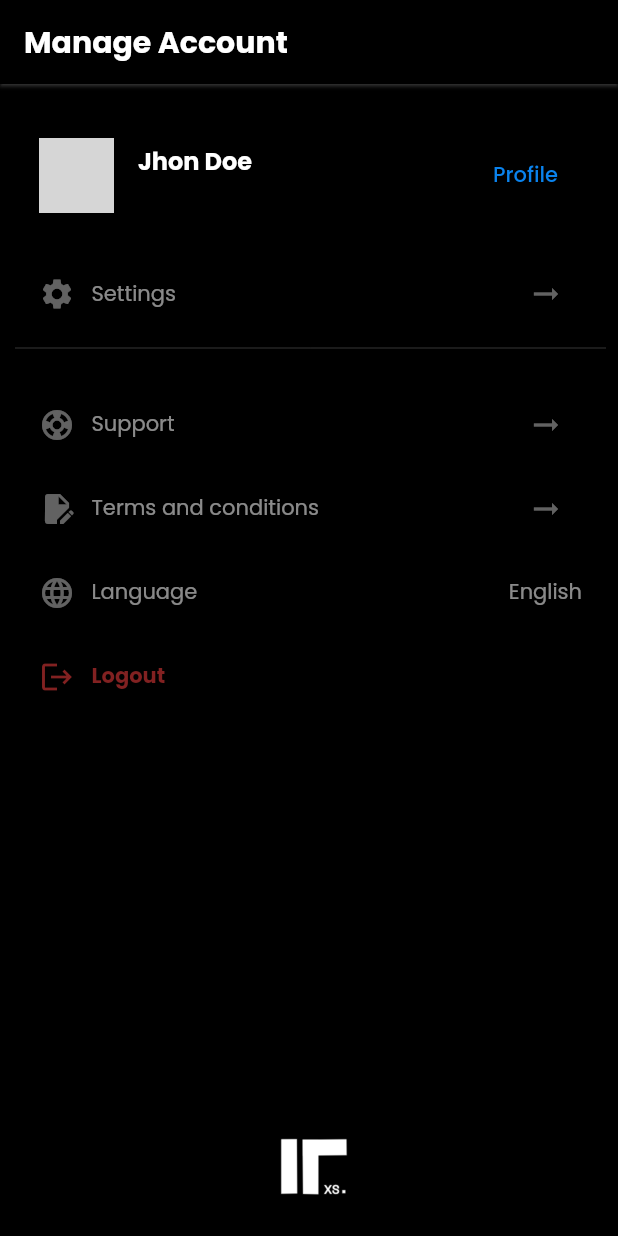
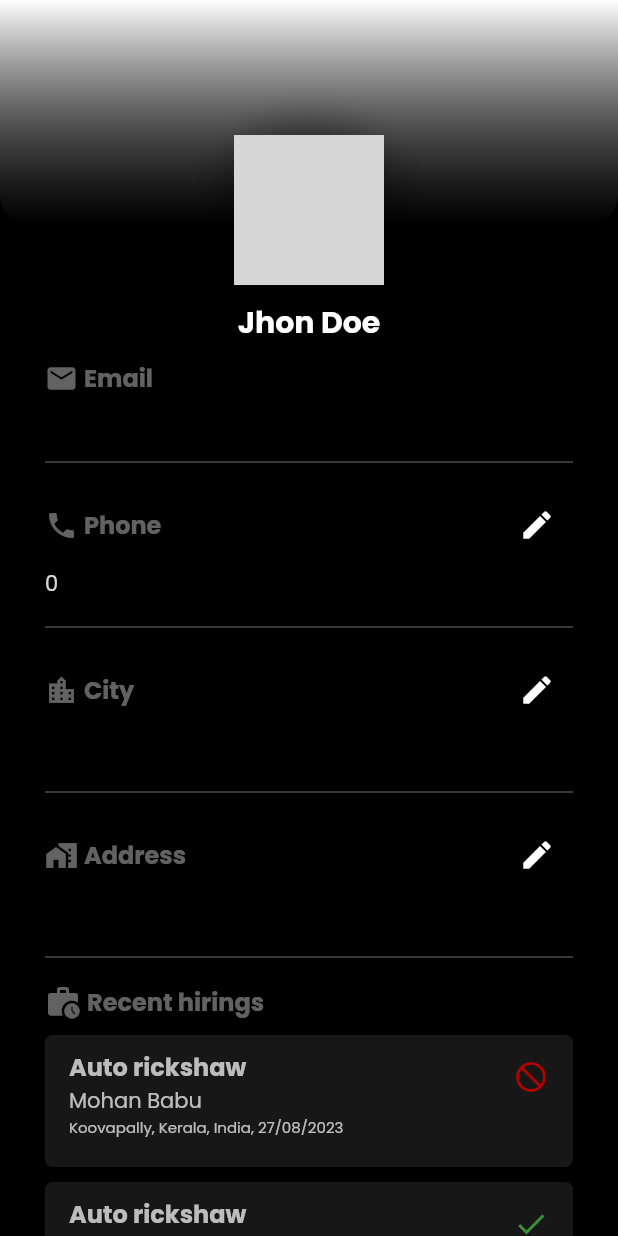
Before and after one commit to donC20/NearbyNexus, a Flutter app: the UserProfileOne screen opened by its route, after a tap on "Profile", on a phone screen of 412 x 824 dp. Run offline on Flutter 3.47's test engine with Material 2 defaults, Android fonts, the phone set to English and light mode, and no system bars; our stand-ins replace animated_text_kit, cloud_firestore, dropdown_button2, eva_icons_flutter, firebase_auth, firebase_core and 12 more; accounts and stored records are empty; network calls fail; grey boxes are pictures that could not be loaded.

Commit message:
user profile

```diff
--- a/lib/main.dart
+++ b/lib/main.dart
@@ -1,6 +1,7 @@
 import 'package:NearbyNexus/screens/admin/dashboard.dart';
 import 'package:NearbyNexus/screens/admin/screens/user_list_admin.dart';
 import 'package:NearbyNexus/screens/user/screens/user_home.dart';
+import 'package:NearbyNexus/screens/user/screens/user_profile.dart';
 import 'package:NearbyNexus/screens/user/screens/user_profile_one.dart';
 import 'package:NearbyNexus/screens/vendor/screens/vendor_home.dart';
 import 'package:firebase_core/firebase_core.dart';
@@ -54,6 +55,7 @@ class MyApp extends StatelessWidget {
         "data_entry": (context) => const DataEntry(),
         "vendor_profile_opposite": (context) => const VendorPortfolio(),
         "user_profile_one": (context) => const UserProfileOne(),
+        "user_profile": (context) => const UserProfile(),
       },
       initialRoute: "splashScreen",
     );
--- /dev/null
+++ b/lib/screens/user/screens/user_profile.dart
@@ -0,0 +1,329 @@
+// ignore_for_file: prefer_const_constructors, prefer_const_literals_to_create_immutables, sized_box_for_whitespace
+
+import 'dart:convert';
+
+import 'package:cloud_firestore/cloud_firestore.dart';
+import 'package:flutter/material.dart';
+import 'package:google_sign_in/google_sign_in.dart';
+import 'package:loading_animation_widget/loading_animation_widget.dart';
+import 'package:shared_preferences/shared_preferences.dart';
+
+class UserProfile extends StatefulWidget {
+  const UserProfile({super.key});
+
+  @override
+  State<UserProfile> createState() => _UserProfileState();
+}
+
+class _UserProfileState extends State<UserProfile> {
+  final GoogleSignIn _googleSignIn = GoogleSignIn();
+  final GlobalKey<_UserProfileState> backgroundContainerKeyWhite =
+      GlobalKey<_UserProfileState>();
+  String nameLoginned = "Jhon Doe";
+  String imageLink = "";
+  String email = "";
+  String city = "";
+  int phone = 0;
+
+  @override
+  void initState() {
+    super.initState();
+    FetchUserData();
+  }
+
+  Future<void> FetchUserData() async {
+    final SharedPreferences sharedPreferences =
+        await SharedPreferences.getInstance();
+    var userLoginData = sharedPreferences.getString("userSessionData");
+    var initData = json.decode(userLoginData!);
+    String uid = initData['uid'];
+    DocumentSnapshot snapshot =
+        await FirebaseFirestore.instance.collection('users').doc(uid).get();
+    if (snapshot.exists) {
+      Map<String, dynamic> fetchedData =
+          snapshot.data() as Map<String, dynamic>;
+
+      // Assing admin data to the UI
+      setState(() {
+        imageLink = fetchedData['image'];
+        nameLoginned = fetchedData['name'];
+        email = fetchedData['emailId'];
+        phone = fetchedData['phone'];
+        city = fetchedData['geoLocation'];
+      });
+    }
+  }
+
+  @override
+  Widget build(BuildContext context) {
+    // BuildContext? whiteContainer = backgroundContainerKeyWhite.currentContext;
+
+    return Scaffold(
+      backgroundColor: Colors.black,
+      body: Column(
+        children: [
+          SizedBox(
+            height: 230,
+            child: Stack(
+              children: [
+                Container(
+                  key: backgroundContainerKeyWhite,
+                  width: MediaQuery.of(context).size.width,
+                  height: 150,
+                  decoration: BoxDecoration(
+                    borderRadius: BorderRadius.only(
+                      bottomLeft: Radius.circular(20),
+                      bottomRight: Radius.circular(20),
+                    ),
+                    gradient: LinearGradient(
+                      colors: [
+                        Colors.white,
+                        Color.fromARGB(128, 0, 0, 0),
+                      ], // Black to white gradient
+                      begin: Alignment.topCenter,
+                      end: Alignment.bottomCenter,
+                    ),
+                  ),
+                ),
+                Positioned(
+                  bottom: 40,
+                  left: MediaQuery.sizeOf(context).width / 2 - 50,
+                  child: Stack(
+                    children: [
+                      SizedBox(
+                        width: 100,
+                        height: 100,
+                        child: DecoratedBox(
+                          decoration: BoxDecoration(
+                            borderRadius: BorderRadius.all(Radius.circular(50)),
+                            boxShadow: [
+                              BoxShadow(
+                                color: Color.fromARGB(85, 0, 0, 0),
+                                blurRadius: 20.0,
+                                spreadRadius: 8.0,
+                              ),
+                            ],
+                          ),
+                          child: ClipRRect(
+                            borderRadius: BorderRadius.circular(50),
+                            child: Image.network(
+                              imageLink,
+                              fit: BoxFit.cover,
+                              loadingBuilder: (BuildContext context,
+                                  Widget child,
+                                  ImageChunkEvent? loadingProgress) {
+                                if (loadingProgress == null) {
+                                  return child;
+                                } else if (loadingProgress.expectedTotalBytes !=
+                                        null &&
+                                    loadingProgress.cumulativeBytesLoaded <
+                                        loadingProgress.expectedTotalBytes!) {
+                                  return Center(
+                                    child:
+                                        LoadingAnimationWidget.discreteCircle(
+                                      color: Colors.grey,
+                                      size: 15,
+                                    ),
+                                  );
+                                } else {
+                                  return SizedBox();
+                                }
+                              },
+                            ),
+                          ),
+                        ),
+                      ),
+                      Positioned(
+                        bottom: 0,
+                        right: 0,
+                        child: Container(
+                          width: 40,
+                          height: 40,
+                          decoration: BoxDecoration(
+                            color: Colors.white,
+                            shape: BoxShape.circle,
+                          ),
+                          child: IconButton(
+                            icon: Icon(Icons.edit),
+                            onPressed: () {
+                              // Handle edit picture action
+                            },
+                          ),
+                        ),
+                      ),
+                    ],
+                  ),
+                ),
+                Positioned(
+                  bottom: 0,
+                  left: 0,
+                  right: 0,
+                  child: Center(
+                    child: Text(
+                      nameLoginned,
+                      style: TextStyle(
+                        color: Colors.white,
+                        fontWeight: FontWeight.bold,
+                        fontSize: 20,
+                      ),
+                    ),
+                  ),
+                ),
+              ],
+            ),
+          ),
+          Expanded(
+            child: ListView(
+              children: [
+                profileLists(Icons.mail, email, "Email", false),
+                profileLists(Icons.phone, phone, "Phone", true),
+                profileLists(Icons.location_city_outlined, city, "City", true),
+                profileLists(Icons.home_work, city, "Address", true),
+                Padding(
+                  padding:
+                      const EdgeInsets.only(left: 30.0, right: 30.0, top: 10),
+                  child: Column(
+                    children: [
+                      Row(
+                        children: [
+                          Icon(
+                            Icons.work_history_rounded,
+                            color: Colors.white38,
+                          ),
+                          SizedBox(width: 4),
+                          Text(
+                            "Recent hirings",
+                            style: TextStyle(
+                              color: Colors.white38,
+                              fontWeight: FontWeight.bold,
+                              fontSize: 16,
+                            ),
+                          ),
+                        ],
+                      ),
+                      SizedBox(
+                        height: 10,
+                      ),
+                      proposedJobs("Auto rickshaw", "Koovapally, Kerala, India",
+                          "27/08/2023", false, "Mohan Babu"),
+                      proposedJobs("Auto rickshaw", "Koovapally, Kerala, India",
+                          "27/08/2023", true, "Mohan Babu"),
+                    ],
+                  ),
+                ),
+              ],
+            ),
+          ),
+        ],
+      ),
+    );
+  }
+}
+
+Widget profileLists(IconData icon, value, title, isEditable) {
+  return Padding(
+    padding: const EdgeInsets.only(left: 30.0, right: 30.0, top: 10),
+    child: Column(
+      crossAxisAlignment: CrossAxisAlignment.start,
+      children: [
+        Row(
+          mainAxisAlignment: MainAxisAlignment.spaceBetween, // Add this line
+          children: [
+            Row(
+              children: [
+                Icon(
+                  icon,
+                  color: Colors.white38,
+                  size: 22,
+                ),
+                SizedBox(width: 4),
+                Text(
+                  title,
+                  style: TextStyle(
+                    color: Colors.white38,
+                    fontWeight: FontWeight.bold,
+                    fontSize: 16,
+                  ),
+                ),
+              ],
+            ),
+            isEditable == true
+                ? IconButton(
+                    onPressed: () {},
+                    icon: Icon(
+                      Icons.edit,
+                      color: Colors.white,
+                    ))
+                : SizedBox(),
+          ],
+        ),
+        SizedBox(height: 5),
+        Text(
+          value.toString(),
+          style: TextStyle(
+            color: Color.fromARGB(215, 255, 255, 255),
+            fontSize: 14,
+          ),
+        ),
+        SizedBox(height: 10),
+        Divider(
+          color: const Color.fromARGB(178, 158, 158, 158),
+        ),
+      ],
+    ),
+  );
+}
+
+Widget proposedJobs(type, city, date, isCompleted, by) {
+  return Column(
+    children: [
+      ListTile(
+        tileColor: const Color.fromARGB(255, 23, 23, 23),
+        isThreeLine: true,
+        shape: RoundedRectangleBorder(
+            borderRadius: BorderRadius.all(Radius.circular(5))),
+        title: Text(
+          type,
+          style: TextStyle(
+            color: Color.fromARGB(183, 255, 255, 255),
+            fontWeight: FontWeight.bold,
+            fontSize: 16,
+          ),
+        ),
+        subtitle: Column(
+          crossAxisAlignment: CrossAxisAlignment.start,
+          children: [
+            Text(
+              by,
+              style: TextStyle(
+                color: Color.fromARGB(183, 255, 255, 255),
+                fontWeight: FontWeight.normal,
+                fontSize: 14,
+              ),
+            ),
+            Text(
+              city + ", " + date,
+              style: TextStyle(
+                color: Color.fromARGB(183, 255, 255, 255),
+                fontWeight: FontWeight.normal,
+                fontSize: 10,
+              ),
+            ),
+          ],
+        ),
+        trailing: isCompleted == true
+            ? Icon(
+                Icons.done,
+                color: Colors.green[700],
+              )
+            : Icon(
+                Icons.do_not_disturb,
+                color: Color.fromARGB(255, 176, 2, 2),
+              ),
+      ),
+      SizedBox(
+        height: 10,
+      ),
+    ],
+  );
+}
--- a/lib/screens/user/screens/user_profile_one.dart
+++ b/lib/screens/user/screens/user_profile_one.dart
@@ -72,6 +72,8 @@ class _UserProfileOneState extends State<UserProfileOne> {
               leading: SizedBox(
                 width: 50,
                 height: 50,
+                child: ClipRRect(
+                  borderRadius: BorderRadius.circular(5),
                   child: Image.network(
                     imageLink,
                     fit: BoxFit.cover,
@@ -94,6 +96,7 @@ class _UserProfileOneState extends State<UserProfileOne> {
                     },
                   ),
                 ),
+              ),
               title: Text(
                 nameLoginned,
                 style:
@@ -107,7 +110,9 @@ class _UserProfileOneState extends State<UserProfileOne> {
                     fontSize: 12),
               ),
               trailing: OutlinedButton(
-                onPressed: () {},
+                onPressed: () {
+                  Navigator.pushNamed(context, "user_profile");
+                },
                 child: Text(
                   "Profile",
                   style: TextStyle(
@@ -122,18 +127,18 @@ class _UserProfileOneState extends State<UserProfileOne> {
             ListTile(
               leading: Icon(
                 Icons.settings,
-                color: Colors.white38,
+                color: Colors.white,
               ),
               title: Text(
                 "Settings",
-                style: TextStyle(color: Colors.white54, fontSize: 14),
+                style: TextStyle(color: Colors.white, fontSize: 14),
               ),
               horizontalTitleGap: -5,
               trailing: IconButton(
                   onPressed: () {},
                   icon: Icon(
                     Icons.arrow_right_alt,
-                    color: Colors.white38,
+                    color: Colors.white,
                   )),
             ),
             Divider(
@@ -145,49 +150,49 @@ class _UserProfileOneState extends State<UserProfileOne> {
             ListTile(
               leading: Icon(
                 Icons.support,
-                color: Colors.white38,
+                color: Colors.white,
               ),
               title: Text(
                 "Support",
-                style: TextStyle(color: Colors.white54, fontSize: 14),
+                style: TextStyle(color: Colors.white, fontSize: 14),
               ),
               horizontalTitleGap: -5,
               trailing: IconButton(
                   onPressed: () {},
                   icon: Icon(
                     Icons.arrow_right_alt,
-                    color: Colors.white38,
+                    color: Colors.white,
                   )),
             ),
             ListTile(
               leading: Icon(
                 Icons.edit_document,
-                color: Colors.white38,
+                color: Colors.white,
               ),
               title: Text(
                 "Terms and conditions",
-                style: TextStyle(color: Colors.white54, fontSize: 14),
+                style: TextStyle(color: Colors.white, fontSize: 14),
               ),
               horizontalTitleGap: -5,
               trailing: IconButton(
                   onPressed: () {},
                   icon: Icon(
                     Icons.arrow_right_alt,
-                    color: Colors.white38,
+                    color: Colors.white,
                   )),
             ),
             ListTile(
               leading: Icon(
                 Icons.language,
-                color: Colors.white38,
+                color: Colors.white,
               ),
               title: Text(
                 "Language",
-                style: TextStyle(color: Colors.white54, fontSize: 14),
+                style: TextStyle(color: Colors.white, fontSize: 14),
               ),
               horizontalTitleGap: -5,
               trailing: Text("English",
-                  style: TextStyle(color: Colors.white54, fontSize: 14)),
+                  style: TextStyle(color: Colors.white, fontSize: 14)),
             ),
             InkWell(
               onTap: () async {
```
Also changed, not shown: 1 other file. Lines whose indentation alone changed are shown as unchanged.
